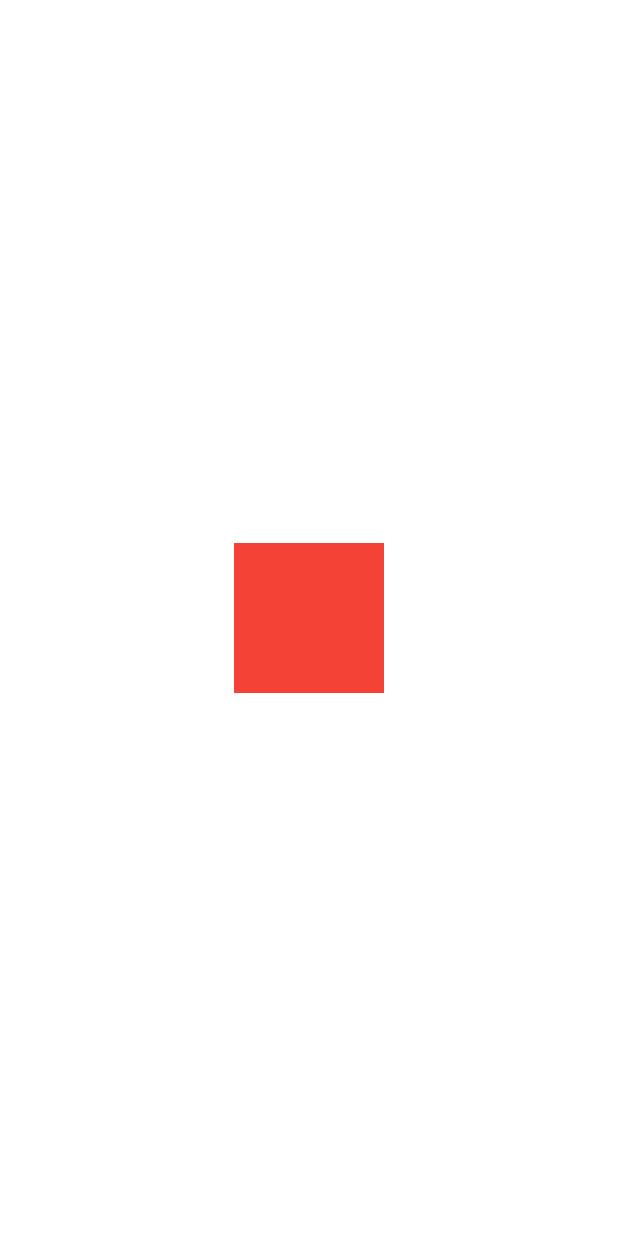
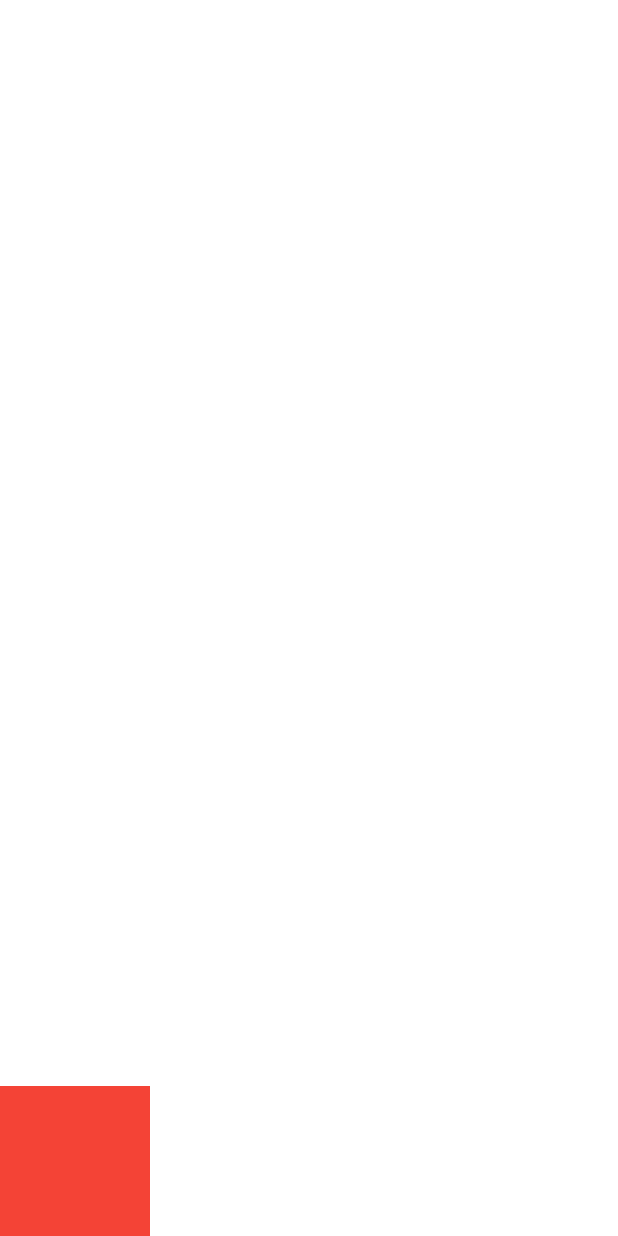
Before and after one commit to akhdanpangestuajiwidodo/Introduction-of-Constraints, a Flutter app: the screen it shows after launch, on a phone screen of 412 x 824 dp. Run offline on Flutter 3.47's test engine with Material 2 defaults, Android fonts, the phone set to English and light mode, and no system bars.

Commit message:
Align widget for parent constraints

```diff
--- a/lib/main.dart
+++ b/lib/main.dart
@@ -10,7 +10,8 @@ class MyApp extends StatelessWidget {
   // This widget is the root of your application.
   @override
   Widget build(BuildContext context) {
-    return Center(
+    return Align(
+      alignment: Alignment(-1, 1),
       child: Container(
           color: Colors.red,
             width: 100,
```
